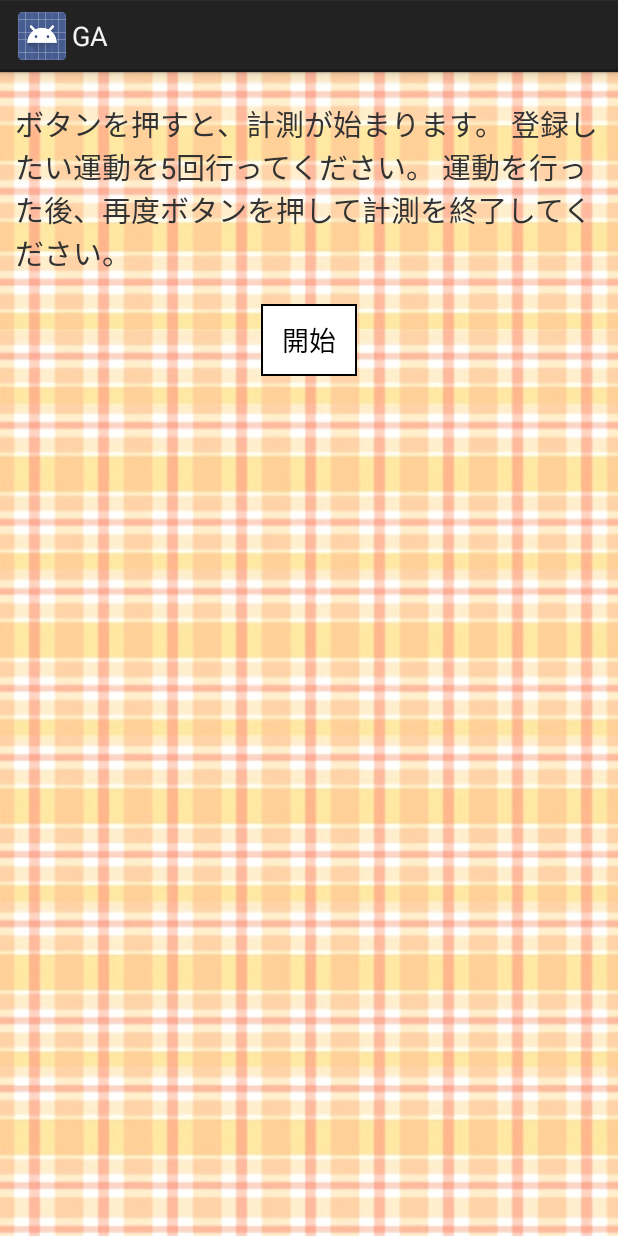
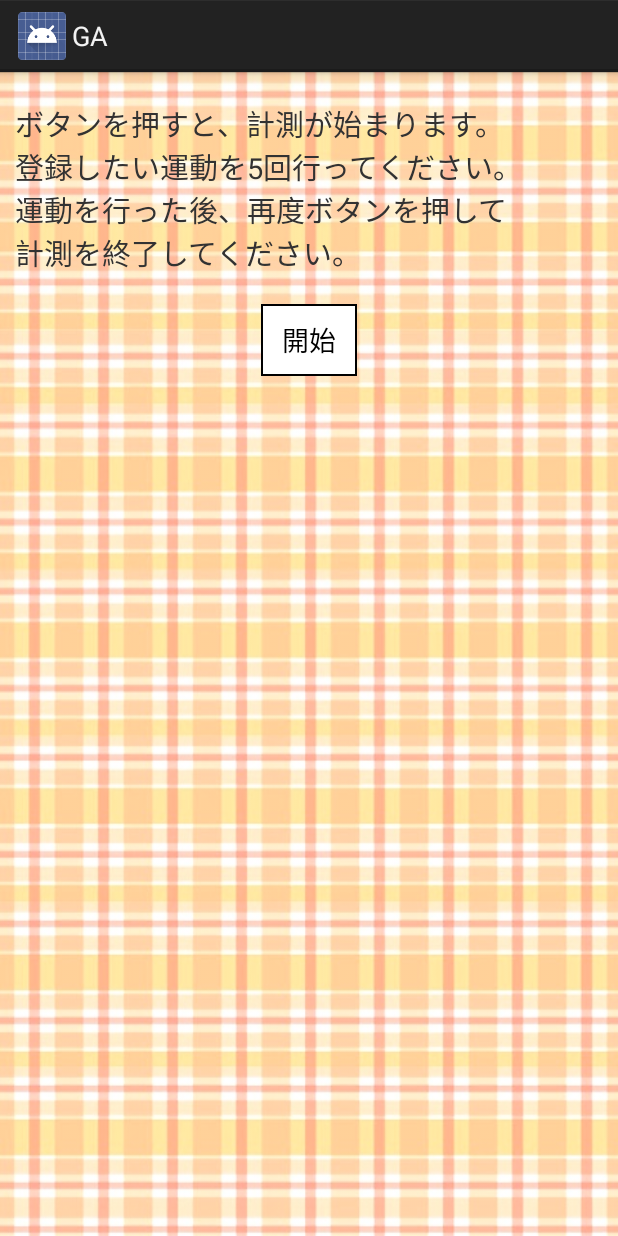
Before and after one commit to takoika0601/HealthCareManagement, an Android app: the GA screen opened directly, with no data from a screen before it, on a phone screen of 412 x 824 dp. Run offline under Robolectric (Android 15) with nearby library versions, the light colour scheme and no system bars.

Commit message:
運動の追加部分の開発

```diff
--- a/app/src/main/res/layout/genetic_layout.xml
+++ b/app/src/main/res/layout/genetic_layout.xml
@@ -14,9 +14,7 @@
         android:layout_marginBottom="20dp"
         android:layout_marginLeft="10dp"
         android:layout_marginRight="10dp"
-        android:text="ボタンを押すと、計測が始まります。
-登録したい運動を5回行ってください。
-運動を行った後、再度ボタンを押して計測を終了してください。"
+        android:text="ボタンを押すと、計測が始まります。\n登録したい運動を5回行ってください。\n運動を行った後、再度ボタンを押して\n計測を終了してください。"
         android:textSize="19dp"/>
 
 
@@ -42,8 +40,7 @@
             android:layout_marginBottom="20dp"
             android:layout_marginLeft="10dp"
             android:layout_marginRight="10dp"
-            android:text="設定が完了しました！
-練習ボタンで練習ができます。"
+            android:text="設定が完了しました！\n練習ボタンで練習ができます。"
             android:textSize="19dp"/>
 
         <Button
@@ -53,7 +50,26 @@
             android:layout_gravity="center"
             android:text="練習"
             android:background="@drawable/button_frame"/>
-        </LinearLayout>
+
+        <TextView
+            android:layout_width="match_parent"
+            android:layout_height="wrap_content"
+            android:layout_gravity="center"
+            android:layout_marginTop="20dp"
+            android:layout_marginBottom="20dp"
+            android:layout_marginLeft="10dp"
+            android:layout_marginRight="10dp"
+            android:text="設定を完了する場合は、\n完了ボタンを押してください"
+            android:textSize="19dp"/>
+
+        <Button
+            android:id="@+id/genetic_complete_button"
+            android:layout_width="wrap_content"
+            android:layout_height="wrap_content"
+            android:layout_gravity="center"
+            android:text="完了"
+            android:background="@drawable/button_frame"/>
+    </LinearLayout>
 
 
 </LinearLayout>
--- a/build.gradle
+++ b/build.gradle
@@ -5,7 +5,7 @@ buildscript {
         jcenter()
     }
     dependencies {
-        classpath 'com.android.tools.build:gradle:1.0.0'
+        classpath 'com.android.tools.build:gradle:1.0.1'
 
         // NOTE: Do not place your application dependencies here; they belong
         // in the individual module build.gradle files
```
Also changed, not shown: app/src/main/java/jp/co/akiguchilab/healthcaremanagement/MainActivity.java (+31 -6 lines), app/src/main/java/jp/co/akiguchilab/healthcaremanagement/geneticalgorithm/GA.java (+82 -3 lines), app/src/main/java/jp/co/akiguchilab/healthcaremanagement/training/TrainingActivity.java (+35 -7 lines), app/src/main/java/jp/co/akiguchilab/healthcaremanagement/training/TrainingSetting.java (+13 -1 lines), app/src/main/res/layout/add_training_dialog.xml (added, +45 -0 lines), app/src/main/assets/danberu.png (added), app/src/main/res/drawable-xhdpi/nawatobi.png (deleted), gradle/wrapper/gradle-wrapper.properties.
